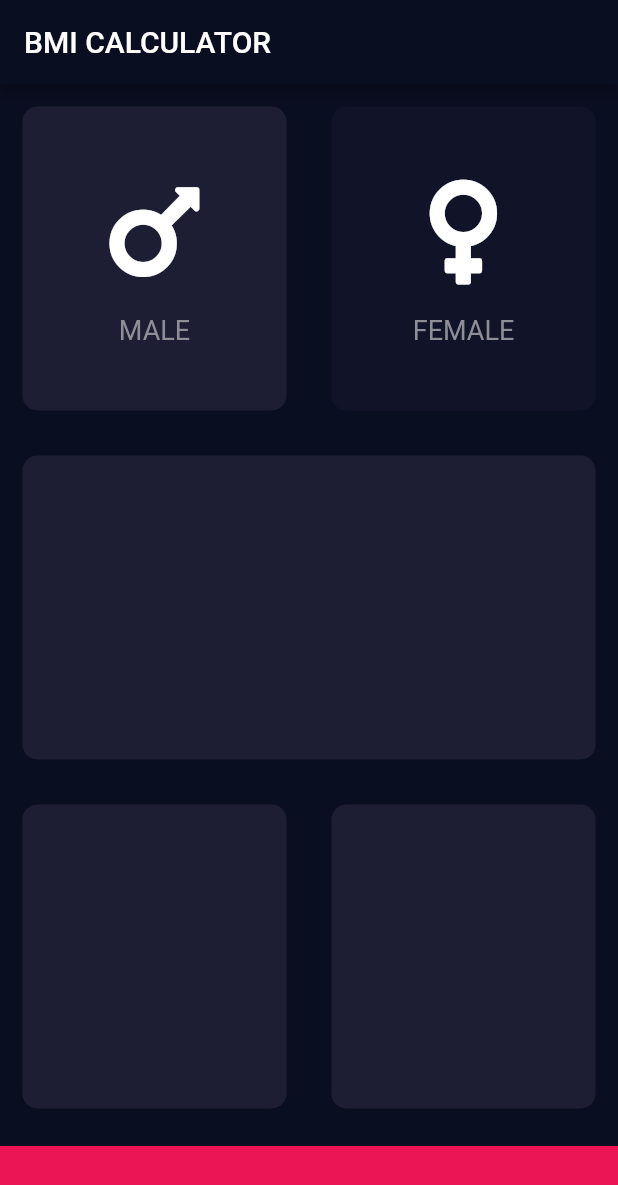
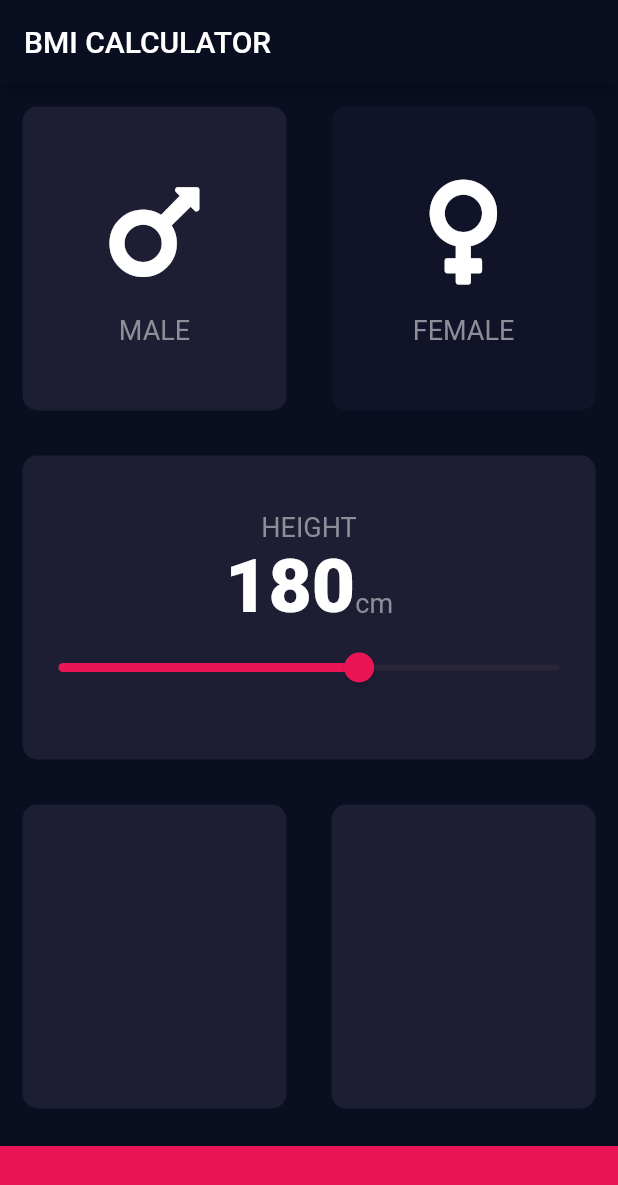
Before and after one commit to kmadhav907/BMI-Calculator, a Flutter app: the screen it shows after launch, after a tap on "MALE", on a phone screen of 412 x 824 dp. Shown: the top 1185 px of the screen. Run offline on Flutter 3.47's test engine with Material 2 defaults, Android fonts, the phone set to English and light mode, and no system bars; our stand-ins replace font_awesome_flutter.

```diff
--- /dev/null
+++ b/lib/constants.dart
@@ -0,0 +1,8 @@
+import 'package:flutter/material.dart';
+
+const kBottomContainerHeight = 60.0;
+const kCardColor = 0xFF1D1E33;
+const kBottomContainerColor = 0xFFEB1555;
+const kInActiveColor = 0xFF111328;
+const kTextStyle = TextStyle(fontSize: 18.0, color: Color(0xFF8D8E98));
+const kNumberStyle = TextStyle(fontSize: 50.0, fontWeight: FontWeight.w900);
--- a/lib/icon_container.dart
+++ b/lib/icon_container.dart
@@ -1,3 +1,4 @@
+import 'package:bmi_calculator/constants.dart';
 import 'package:flutter/material.dart';
 
 class IconContainer extends StatelessWidget {
@@ -16,10 +17,7 @@ class IconContainer extends StatelessWidget {
         SizedBox(
           height: 15.0,
         ),
-        Text(
-          label,
-          style: TextStyle(fontSize: 18.0, color: Color(0xFF8D8E98)),
-        )
+        Text(label, style: kTextStyle),
       ],
     );
   }
--- a/lib/input_page.dart
+++ b/lib/input_page.dart
@@ -2,11 +2,8 @@ import 'package:bmi_calculator/icon_container.dart';
 import 'package:bmi_calculator/reused_card.dart';
 import 'package:flutter/material.dart';
 import 'package:font_awesome_flutter/font_awesome_flutter.dart';
+import 'constants.dart';
 
-const bottomContainerHeight = 60.0;
-const cardColor = 0xFF1D1E33;
-const bottomContainerColor = 0xFFEB1555;
-const inActiveColor = 0xFF111328;
 enum Gender { male, female }
 
 class InputPage extends StatefulWidget {
@@ -15,28 +12,8 @@ class InputPage extends StatefulWidget {
 }
 
 class _InputPageState extends State<InputPage> {
-  Color maleCardColour = Color(inActiveColor);
-  Color femaleCardColour = Color(inActiveColor);
-  void updateColour(Gender selectedGender) {
-    //male card pressed
-    if (selectedGender == Gender.male) {
-      if (maleCardColour == Color(inActiveColor)) {
-        maleCardColour = Color(cardColor);
-        femaleCardColour = Color(inActiveColor);
-      } else {
-        maleCardColour = Color(inActiveColor);
-      }
-    }
-    //female card pressed
-    if (selectedGender == Gender.female) {
-      if (femaleCardColour == Color(inActiveColor)) {
-        femaleCardColour = Color(cardColor);
-        maleCardColour = Color(inActiveColor);
-      } else {
-        femaleCardColour = Color(inActiveColor);
-      }
-    }
-  }
+  Gender selectedGender;
+  int height = 180;
 
   @override
   Widget build(BuildContext context) {
@@ -47,63 +24,92 @@ class _InputPageState extends State<InputPage> {
           ),
         ),
         body: Column(
+          crossAxisAlignment: CrossAxisAlignment.stretch,
           children: [
             Expanded(
                 child: Row(
               children: [
                 Expanded(
-                    child: GestureDetector(
-                  onTap: () {
+                    child: ReusedContainer(
+                        onpress: () {
                           setState(() {
-                      updateColour(Gender.male);
+                            selectedGender = Gender.male;
                           });
                         },
-                  child: ReusedContainer(
-                      colour: maleCardColour,
+                        colour: selectedGender == Gender.male
+                            ? Color(kCardColor)
+                            : Color(kInActiveColor),
                         cardChild: IconContainer(
                           icon: FontAwesomeIcons.mars,
                           label: "MALE",
-                      )),
-                )),
+                        ))),
                 Expanded(
-                    child: GestureDetector(
-                  onTap: () {
+                    child: ReusedContainer(
+                  onpress: () {
                     setState(() {
-                      updateColour(Gender.female);
+                      selectedGender = Gender.female;
                     });
                   },
-                  child: ReusedContainer(
-                    colour: femaleCardColour,
+                  colour: selectedGender == Gender.female
+                      ? Color(kCardColor)
+                      : Color(kInActiveColor),
                   cardChild: IconContainer(
                     icon: FontAwesomeIcons.venus,
                     label: "FEMALE",
-                    ),
                   ),
                 ))
               ],
             )),
             Expanded(
                 child: ReusedContainer(
-              colour: Color(cardColor),
+              cardChild: Column(
+                mainAxisAlignment: MainAxisAlignment.center,
+                children: [
+                  Text(
+                    "HEIGHT",
+                    style: kTextStyle,
+                  ),
+                  Row(
+                    mainAxisAlignment: MainAxisAlignment.center,
+                    crossAxisAlignment: CrossAxisAlignment.baseline,
+                    textBaseline: TextBaseline.alphabetic,
+                    children: [
+                      Text(height.toString(), style: kNumberStyle),
+                      Text("cm", style: kTextStyle)
+                    ],
+                  ),
+                  Slider(
+                    value: height.toDouble(),
+                    min: 120.0,
+                    max: 220.0,
+                    activeColor: Color(0xFFEB1555),
+                    inactiveColor: Color(0xFFD8E98),
+                    onChanged: (double newValue) {
+                      height = newValue.round();
+                    },
+                  )
+                ],
+              ),
+              colour: Color(kCardColor),
             )),
             Expanded(
                 child: Row(
               children: [
                 Expanded(
                     child: ReusedContainer(
-                  colour: Color(cardColor),
+                  colour: Color(kCardColor),
                 )),
                 Expanded(
                     child: ReusedContainer(
-                  colour: Color(cardColor),
+                  colour: Color(kCardColor),
                 ))
               ],
             )),
             Container(
-              color: Color(bottomContainerColor),
+              color: Color(kBottomContainerColor),
               margin: EdgeInsets.only(top: 10.0),
               width: double.infinity,
-              height: bottomContainerHeight,
+              height: kBottomContainerHeight,
             )
           ],
         ));
--- a/lib/main.dart
+++ b/lib/main.dart
@@ -1,4 +1,4 @@
-import 'package:bmi_calculator/input_page.dart';
+import 'input_page.dart';
 import 'package:flutter/material.dart';
 
 void main() => runApp(BMICalculator());
--- a/lib/reused_card.dart
+++ b/lib/reused_card.dart
@@ -3,15 +3,19 @@ import 'package:flutter/material.dart';
 class ReusedContainer extends StatelessWidget {
   final Color colour;
   final Widget cardChild;
-  ReusedContainer({@required this.colour, this.cardChild});
+  final Function onpress;
+  ReusedContainer({@required this.colour, this.cardChild, this.onpress});
   @override
   Widget build(BuildContext context) {
-    return Container(
-        child: cardChild,
-        margin: EdgeInsets.all(15.0),
-        decoration: BoxDecoration(
-          borderRadius: BorderRadius.circular(10.0),
-          color: colour,
-        ));
+    return GestureDetector(
+      onTap: onpress,
+      child: Container(
+          child: cardChild,
+          margin: EdgeInsets.all(15.0),
+          decoration: BoxDecoration(
+            borderRadius: BorderRadius.circular(10.0),
+            color: colour,
+          )),
+    );
   }
 }
```
Lines whose indentation alone changed are shown as unchanged.
